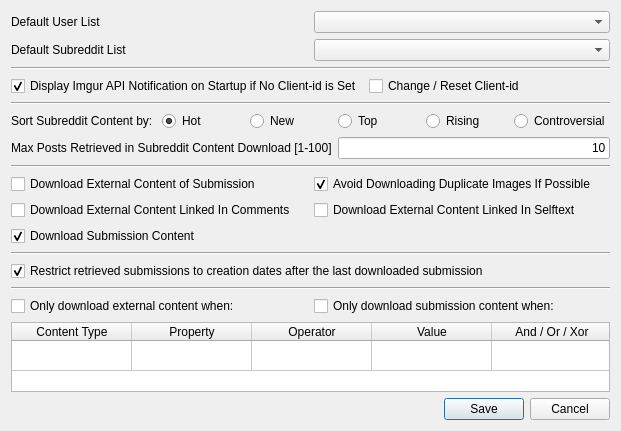
NSchrading/redditDataExtractor, file RedditDataExtractor/GUI/settings.ui: the form before one commit.
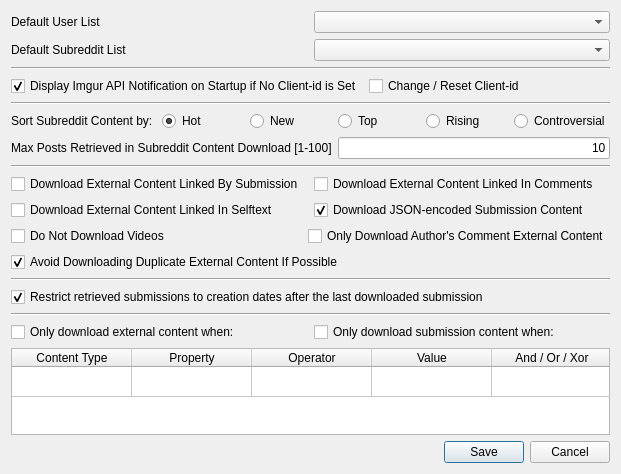
The form after the commit.

Commit message: Added two new setting options: Only download comment external link when it is the author of the submission making the comment,  and don't download videos. Fixed a bug causing the download button / stop download button to remain in the GUI and be visible if you resize the window. Fixed a bug with deleting video content Attempt to fix bugs with stopping download

Patch:
```diff
--- a/RedditDataExtractor/GUI/settings.ui
+++ b/RedditDataExtractor/GUI/settings.ui
@@ -7,7 +7,7 @@
     <x>0</x>
     <y>0</y>
     <width>621</width>
-    <height>424</height>
+    <height>474</height>
    </rect>
   </property>
   <property name="windowTitle">
@@ -24,20 +24,17 @@
           <string>Select to attempt to download images / gifs / gfys linked to by a reddit submission.</string>
          </property>
          <property name="text">
-          <string>Download External Content of Submission</string>
+          <string>Download External Content Linked By Submission</string>
          </property>
         </widget>
        </item>
        <item>
-        <widget class="QCheckBox" name="avoidDuplCheckBox">
+        <widget class="QCheckBox" name="getCommentExternalContentCheckBox">
          <property name="toolTip">
           <string>Attempt to avoid downloading images, gifs, or gfys that have already been downloaded for the same user or subreddit.</string>
          </property>
          <property name="text">
-          <string>Avoid Downloading Duplicate Images If Possible</string>
-         </property>
-         <property name="checked">
-          <bool>true</bool>
+          <string>Download External Content Linked In Comments</string>
          </property>
         </widget>
        </item>
@@ -211,16 +208,6 @@
    </item>
    <item>
     <layout class="QHBoxLayout" name="horizontalLayout_10">
-     <item>
-      <widget class="QCheckBox" name="getCommentExternalContentCheckBox">
-       <property name="toolTip">
-        <string>Select to attempt to download images, gifs, and gfys from the comments in a submission.</string>
-       </property>
-       <property name="text">
-        <string>Download External Content Linked In Comments</string>
-       </property>
-      </widget>
-     </item>
      <item>
       <widget class="QCheckBox" name="getSelftextExternalContentCheckBox">
        <property name="toolTip">
@@ -231,15 +218,52 @@
        </property>
       </widget>
      </item>
+     <item>
+      <widget class="QCheckBox" name="getSubmissionContentCheckBox">
+       <property name="toolTip">
+        <string>Select to download the title, self-text, comments, upvote statistics, and other information in a json-encoded text file.</string>
+       </property>
+       <property name="text">
+        <string>Download JSON-encoded Submission Content</string>
+       </property>
+       <property name="checked">
+        <bool>true</bool>
+       </property>
+      </widget>
+     </item>
     </layout>
    </item>
    <item>
-    <widget class="QCheckBox" name="getSubmissionContentCheckBox">
+    <layout class="QHBoxLayout" name="horizontalLayout_11">
+     <item>
+      <widget class="QCheckBox" name="avoidVideosCheckBox">
+       <property name="toolTip">
+        <string>Check this to prevent video content (.mp4, .flv, etc) from being downloaded. May speed up the download process.</string>
+       </property>
+       <property name="text">
+        <string>Do Not Download Videos</string>
+       </property>
+      </widget>
+     </item>
+     <item>
+      <widget class="QCheckBox" name="getAuthorsCommentsOnlyCheckBox">
+       <property name="toolTip">
+        <string>Check this to only download external content linked in comments if it is a comment of the original author of the submission.</string>
+       </property>
+       <property name="text">
+        <string>Only Download Author's Comment External Content</string>
+       </property>
+      </widget>
+     </item>
+    </layout>
+   </item>
+   <item>
+    <widget class="QCheckBox" name="avoidDuplCheckBox">
      <property name="toolTip">
       <string>Select to download the title, self-text, comments, upvote statistics, and other information in a json-encoded text file.</string>
      </property>
      <property name="text">
-      <string>Download Submission Content</string>
+      <string>Avoid Downloading Duplicate External Content If Possible</string>
      </property>
      <property name="checked">
       <bool>true</bool>
```
Left out of the diff: 8 changed lines with no effect on the pictures. The commit also changes 15 other files.
